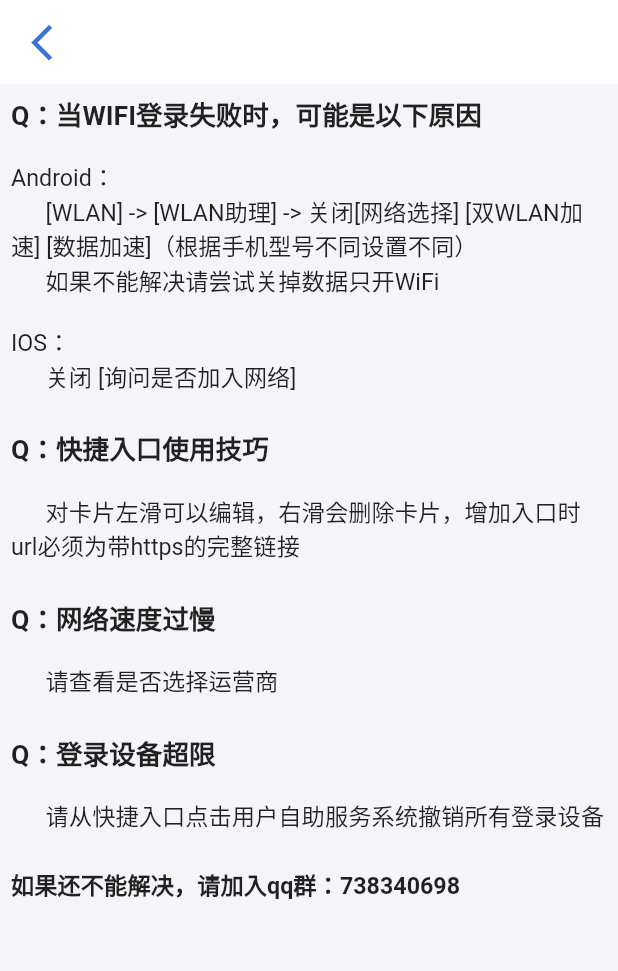
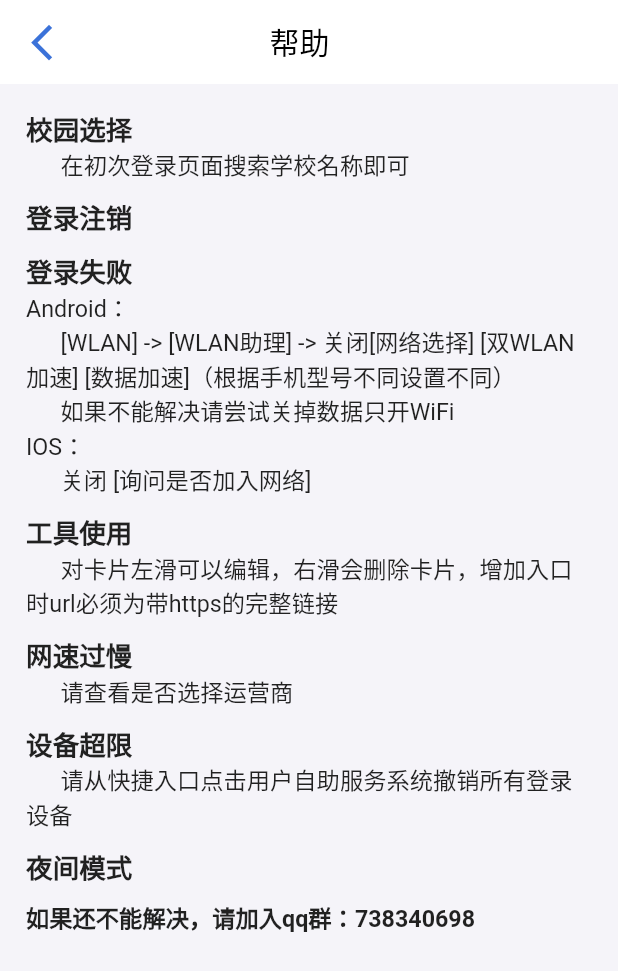
Before and after one commit to VaIOReTto1/CumtLogin, a Flutter app: the HelpPage screen opened directly, on a phone screen of 412 x 824 dp. Shown: the top 971 px of the screen. Run offline on Flutter 3.47's test engine with Material 2 defaults, Android fonts, the light colour scheme and no system bars; our stand-ins replace bot_toast, cached_network_image, dio, firebase_analytics, firebase_core, flutter_screenutil and 6 more; missing offline and left inert: flutter_picker, flutter_share; accounts and stored records are empty.

Commit message:
optimize:修改ui
帮助页面的部分内容暂时不确定怎么填写，以后再填。

```diff
--- a/lib/UrlPage/welcomeback.dart
+++ b/lib/UrlPage/welcomeback.dart
@@ -1,4 +1,5 @@
 import 'dart:convert';
+import 'package:cumt_login/config.dart';
 import 'package:cumt_login/main.dart';
 import 'package:dio/dio.dart';
 import 'package:flutter/material.dart';
@@ -79,6 +80,8 @@ class _WelcomePageState extends State<WelcomePage> {
 
   @override
   Widget build(BuildContext context) {
+    final double screenWidth = MediaQuery.of(context).size.width;
+    final double screenHeight = MediaQuery.of(context).size.height;
     return Material(
       child: ColoredBox(
         color:const Color.fromRGBO(56, 111, 211, 1),
@@ -91,7 +94,7 @@ class _WelcomePageState extends State<WelcomePage> {
                 Expanded(flex:80,child:
                 Row(children:[
                   Expanded(flex: 40,child: Container()),
-                  const Expanded(flex:200,child: Text('Welcome\nBack',style: TextStyle(color: Colors.white,fontSize: 40,fontWeight: FontWeight.w400),)),
+                  Expanded(flex:200,child: Text('Welcome\nBack',style: TextStyle(color: Colors.white,fontSize: UIConfig.welcomeTitle ,fontWeight: FontWeight.w400),)),
                   Expanded(flex: 180,child: Container()),
                 ]
                 )
@@ -100,7 +103,7 @@ class _WelcomePageState extends State<WelcomePage> {
                 Expanded(flex:20,child:
                 Row(children:[
                   Expanded(flex: 36,child: Container()),
-                  const Expanded(flex: 41,child: Text('学校',style:TextStyle(color: Colors.white,fontSize: 16,fontWeight:FontWeight.w600 ))),
+                  Expanded(flex: 41,child: Text('学校',style:TextStyle(color: Colors.white,fontSize: UIConfig.welcomeSubtitle,fontWeight:FontWeight.w600 ))),
                   Expanded(flex: 283,child: Container()),])
                 ),
                 Expanded(flex:25,child: Container()),
--- a/lib/config.dart
+++ b/lib/config.dart
@@ -16,6 +16,8 @@ class UIConfig {
   static final double fontSizeMin = ScreenUtil().setSp(40); // 校区&运营商
   static final double fontAlertText = ScreenUtil().setSp(40); // Drawer中提示字体大小
   static final double fontAlertIcon = ScreenUtil().setSp(40); // Drawer中提示Icon大小
+  static final double welcomeSubtitle = ScreenUtil().setSp(70.0); // 欢迎页副标题
+  static final double welcomeTitle = ScreenUtil().setSp(150.0); // 欢迎页标题
 
   // 布局
   static final double marginVertical = ScreenUtil().setHeight(12); // 上下外边距
@@ -29,4 +31,5 @@ class UIConfig {
   static const double borderRadiusButton = 18; // 按钮圆角
   static const double borderRadiusEntry = 10; // 快捷入口圆角
   static const double borderRadiusBox = 20; // 大块功能区圆角
+
 }
--- a/lib/settings/help/help_page.dart
+++ b/lib/settings/help/help_page.dart
@@ -15,6 +15,7 @@ class HelpPage extends StatelessWidget {
   final ScrollController _scrollController = ScrollController();
   @override
   Widget build(BuildContext context) {
+    final double screenWidth = MediaQuery.of(context).size.width;
     final double height = MediaQuery.of(context).size.height;
     return Scaffold(
         backgroundColor: Theme.of(context).cardTheme.color,
@@ -39,30 +40,59 @@ class HelpPage extends StatelessWidget {
               ),
               onPressed: () => Navigator.pop(context),
             ),
+              title: Text("帮助",
+              style: TextStyle(
+                color: Theme.of(context).brightness == Brightness.dark
+                    ? Colors.white
+                    : Colors.black,
+              ),
+              ),
+              titleSpacing: screenWidth * 0.3,
           ),
           SliverPadding(
             padding: EdgeInsets.symmetric(horizontal: UIConfig.fontSizeMin * 0.1),
             sliver: SliverToBoxAdapter(
               child: Padding(
-                  padding: EdgeInsets.all(UIConfig.paddingAll),
+                  padding: EdgeInsets.all(UIConfig.paddingAll + 10),
                 child:SizedBox(
                   height: MediaQuery.of(context).size.height,
                   child: ListView(
                     scrollDirection: Axis.vertical,
                     children: [
-                      Text("Q：当WIFI登录失败时，可能是以下原因",style: TextStyle(fontSize: UIConfig.fontSizeSubMain*1.6,
+                      Text("校园选择",style: TextStyle(fontSize: UIConfig.fontSizeSubMain*1.6,
                         fontWeight: FontWeight.bold,),),
-                      Text("\nAndroid：\n      [WLAN] -> [WLAN助理] -> 关闭[网络选择] [双WLAN加速] [数据加速]（根据手机型号不同设置不同）\n      如果不能解决请尝试关掉数据只开WiFi",style: TextStyle(fontSize: UIConfig.fontSizeSubMain*1.4,)),
-                      Text("\nIOS：\n      关闭 [询问是否加入网络]\n",style: TextStyle(fontSize: UIConfig.fontSizeSubMain*1.4,)),
-                      Text("Q：快捷入口使用技巧",style: TextStyle(fontSize: UIConfig.fontSizeSubMain*1.6,
+                      Text("      在初次登录页面搜索学校名称即可",style: TextStyle(fontSize: UIConfig.fontSizeSubMain*1.4,)),
+                      const SizedBox(height: 10,),
+
+                      Text("登录注销",style: TextStyle(fontSize: UIConfig.fontSizeSubMain*1.6,
                         fontWeight: FontWeight.bold,),),
-                      Text("\n      对卡片左滑可以编辑，右滑会删除卡片，增加入口时url必须为带https的完整链接\n",style: TextStyle(fontSize: UIConfig.fontSizeSubMain*1.4,)),
-                      Text("Q：网络速度过慢",style: TextStyle(fontSize: UIConfig.fontSizeSubMain*1.6,
+                      const SizedBox(height: 10,),
+
+                      Text("登录失败",style: TextStyle(fontSize: UIConfig.fontSizeSubMain*1.6,
                         fontWeight: FontWeight.bold,),),
-                      Text("\n      请查看是否选择运营商\n",style: TextStyle(fontSize: UIConfig.fontSizeSubMain*1.4,)),
-                      Text("Q：登录设备超限",style: TextStyle(fontSize: UIConfig.fontSizeSubMain*1.6,
+                      Text("Android：\n      [WLAN] -> [WLAN助理] -> 关闭[网络选择] [双WLAN加速] [数据加速]（根据手机型号不同设置不同）\n      如果不能解决请尝试关掉数据只开WiFi",style: TextStyle(fontSize: UIConfig.fontSizeSubMain*1.4,)),
+                      Text("IOS：\n      关闭 [询问是否加入网络]",style: TextStyle(fontSize: UIConfig.fontSizeSubMain*1.4,)),
+                      const SizedBox(height: 10,),
+
+                      Text("工具使用",style: TextStyle(fontSize: UIConfig.fontSizeSubMain*1.6,
                         fontWeight: FontWeight.bold,),),
-                      Text("\n      请从快捷入口点击用户自助服务系统撤销所有登录设备\n",style: TextStyle(fontSize: UIConfig.fontSizeSubMain*1.4,)),
+                      Text("      对卡片左滑可以编辑，右滑会删除卡片，增加入口时url必须为带https的完整链接",style: TextStyle(fontSize: UIConfig.fontSizeSubMain*1.4,)),
+                      const SizedBox(height: 10,),
+
+                      Text("网速过慢",style: TextStyle(fontSize: UIConfig.fontSizeSubMain*1.6,
+                        fontWeight: FontWeight.bold,),),
+                      Text("      请查看是否选择运营商",style: TextStyle(fontSize: UIConfig.fontSizeSubMain*1.4,)),
+                      const SizedBox(height: 10,),
+
+                      Text("设备超限",style: TextStyle(fontSize: UIConfig.fontSizeSubMain*1.6,
+                        fontWeight: FontWeight.bold,),),
+                      Text("      请从快捷入口点击用户自助服务系统撤销所有登录设备",style: TextStyle(fontSize: UIConfig.fontSizeSubMain*1.4,)),
+                      const SizedBox(height: 10,),
+
+                      Text("夜间模式",style: TextStyle(fontSize: UIConfig.fontSizeSubMain*1.6,
+                        fontWeight: FontWeight.bold,),),
+                      const SizedBox(height: 10,),
+
                       Text("如果还不能解决，请加入qq群：738340698\n",style: TextStyle(fontSize: UIConfig.fontSizeSubMain*1.4,fontWeight: FontWeight.bold,)),
                       const SizedBox(
                         height: 200,
```
Lines whose indentation alone changed are shown as unchanged.
